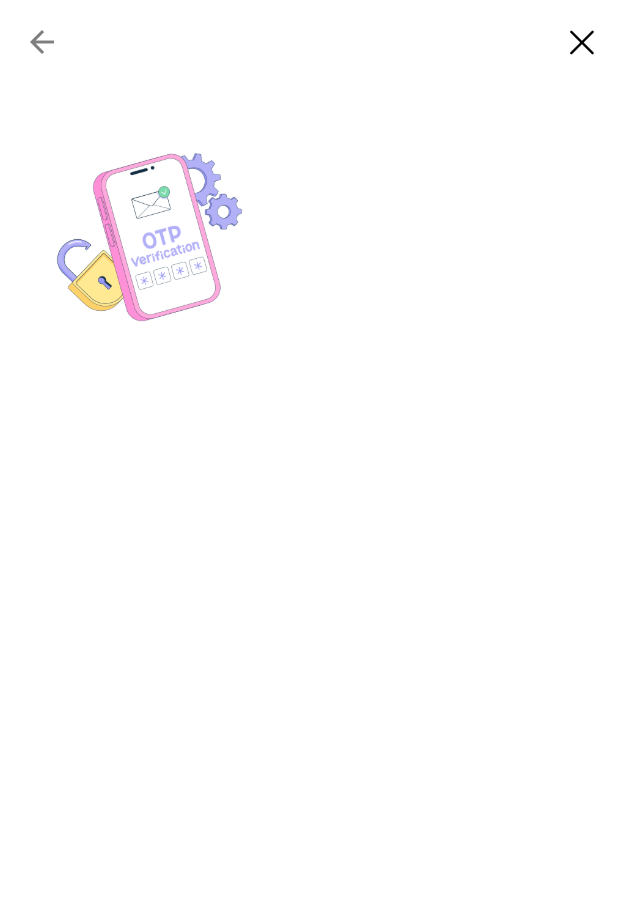
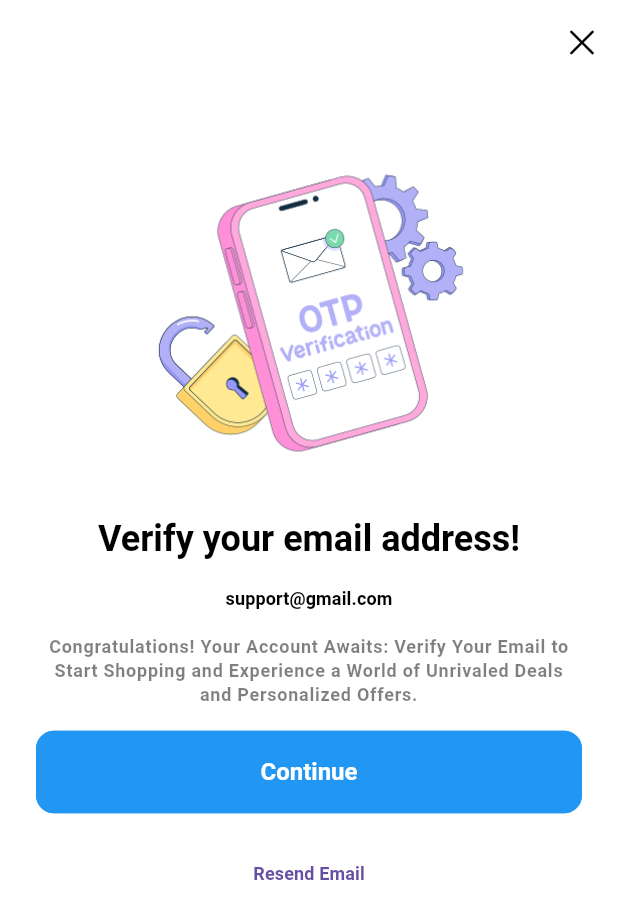
Before and after one commit to l0lll000l/E-Comerse-app, a Flutter app: the VerifyEmail screen opened directly, on a phone screen of 412 x 824 dp. Shown: the top 919 px of the screen. Run offline on Flutter 3.47's test engine with Material 3 defaults, Android fonts, the phone set to English and light mode, and no system bars; our stand-ins replace firebase_core, get, get_storage, iconsax, logger, smooth_page_indicator; accounts and stored records are empty; Roboto replaces fonts that are missing (popins).

Commit message:
verify email

```diff
--- a/lib/Feature/Authentication/Screens/Login/login.dart
+++ b/lib/Feature/Authentication/Screens/Login/login.dart
@@ -1,8 +1,8 @@
 import 'package:flutter/material.dart';
 import 'package:flutter_application_1/Common/styles/spacing_styles.dart';
+import 'package:flutter_application_1/Common/widgets/Login_signup/socialMediaIcon.dart';
 import 'package:flutter_application_1/Feature/Authentication/Screens/Login/widgets/LoginForm.dart';
-import 'package:flutter_application_1/Common/widgets/divider.dart';
-import 'package:flutter_application_1/Common/widgets/googleAndFacebook.dart';
+import 'package:flutter_application_1/Common/widgets/Login_signup/divider.dart';
 import 'package:flutter_application_1/Feature/Authentication/Screens/Login/widgets/logo.dart';
 import 'package:flutter_application_1/Utils/Helpers/helper_functions.dart';
 import 'package:flutter_application_1/Utils/constants/sizes.dart';
--- a/lib/Feature/Authentication/Screens/SignUp/signUp.dart
+++ b/lib/Feature/Authentication/Screens/SignUp/signUp.dart
@@ -1,6 +1,6 @@
 import 'package:flutter/material.dart';
-import 'package:flutter_application_1/Common/widgets/divider.dart';
-import 'package:flutter_application_1/Common/widgets/googleAndFacebook.dart';
+import 'package:flutter_application_1/Common/widgets/Login_signup/divider.dart';
+import 'package:flutter_application_1/Common/widgets/Login_signup/socialMediaIcon.dart';
 import 'package:flutter_application_1/Feature/Authentication/Screens/SignUp/verify_email.dart';
 import 'package:flutter_application_1/Feature/Authentication/Screens/SignUp/widgets/signUpForm.dart';
 import 'package:flutter_application_1/Utils/constants/sizes.dart';
--- a/lib/Feature/Authentication/Screens/SignUp/verify_email.dart
+++ b/lib/Feature/Authentication/Screens/SignUp/verify_email.dart
@@ -1,8 +1,10 @@
 import 'package:flutter/cupertino.dart';
 import 'package:flutter/material.dart';
 import 'package:flutter_application_1/Feature/Authentication/Screens/Login/login.dart';
+import 'package:flutter_application_1/Utils/Helpers/helper_functions.dart';
 import 'package:flutter_application_1/Utils/constants/image_strings.dart';
 import 'package:flutter_application_1/Utils/constants/sizes.dart';
+import 'package:flutter_application_1/Utils/constants/textString.dart';
 import 'package:get/get.dart';
 
 class VerifyEmail extends StatelessWidget {
@@ -12,6 +14,7 @@ class VerifyEmail extends StatelessWidget {
   Widget build(BuildContext context) {
     return Scaffold(
       appBar: AppBar(
+        automaticallyImplyLeading: false,
         actions: [
           IconButton(
               onPressed: () {
@@ -20,13 +23,46 @@ class VerifyEmail extends StatelessWidget {
               icon: const Icon(CupertinoIcons.clear))
         ],
       ),
-      body: const SingleChildScrollView(
+      body: SingleChildScrollView(
         child: Padding(
           padding: EdgeInsets.all(TSizes.defaultSpace),
           child: Column(
             children: [
+              /// image
               Image(
-                  height: 150, image: AssetImage(TImages.emailValidationimage))
+                  width: THelperFunctions.screenWidth() * 0.6,
+                  image: const AssetImage(TImages.emailValidationimage)),
+              const SizedBox(height: TSizes.spaceBtwItems),
+
+              /// Titles and subtitle
+              Text(TTexts.confirmEmail,
+                  style: Theme.of(context).textTheme.headlineMedium,
+                  textAlign: TextAlign.center),
+              const SizedBox(height: TSizes.spaceBtwItems),
+
+              Text("support@gmail.com",
+                  style: Theme.of(context).textTheme.labelLarge,
+                  textAlign: TextAlign.center),
+              const SizedBox(height: TSizes.spaceBtwItems),
+
+              /// conform email
+              Text(TTexts.confirmEmailSubTitle,
+                  style: Theme.of(context).textTheme.labelMedium,
+                  textAlign: TextAlign.center),
+              const SizedBox(height: TSizes.spaceBtwItems),
+
+              /// Button
+              SizedBox(
+                width: double.infinity,
+                child: ElevatedButton(
+                    onPressed: () {}, child: Text(TTexts.Continue)),
+              ),
+              const SizedBox(height: TSizes.spaceBtwItems),
+              SizedBox(
+                width: double.infinity,
+                child: TextButton(
+                    onPressed: () {}, child: const Text(TTexts.resendEmail)),
+              ),
             ],
           ),
         ),
```
Also changed, not shown: lib/Common/widgets/Login_signup/divider.dart (renamed from lib/Common/widgets/divider.dart), lib/Common/widgets/Login_signup/socialMediaIcon.dart (renamed from lib/Common/widgets/googleAndFacebook.dart).
